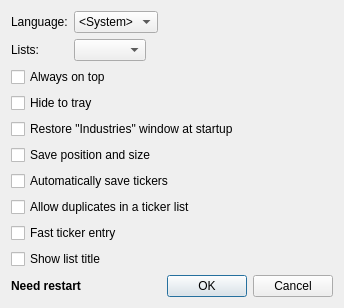
Qt form options.ui (HappySeaFox/tht) before a commit.
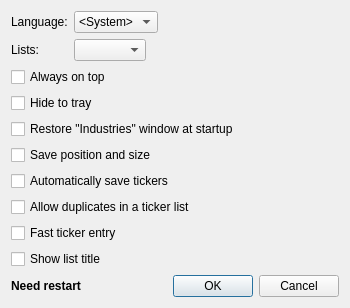
The same form after that commit. Icons and pictures are not drawn.

Patch:
```diff
--- a/options.ui
+++ b/options.ui
@@ -6,7 +6,7 @@
    <rect>
     <x>0</x>
     <y>0</y>
-    <width>344</width>
+    <width>350</width>
     <height>292</height>
    </rect>
   </property>
```
